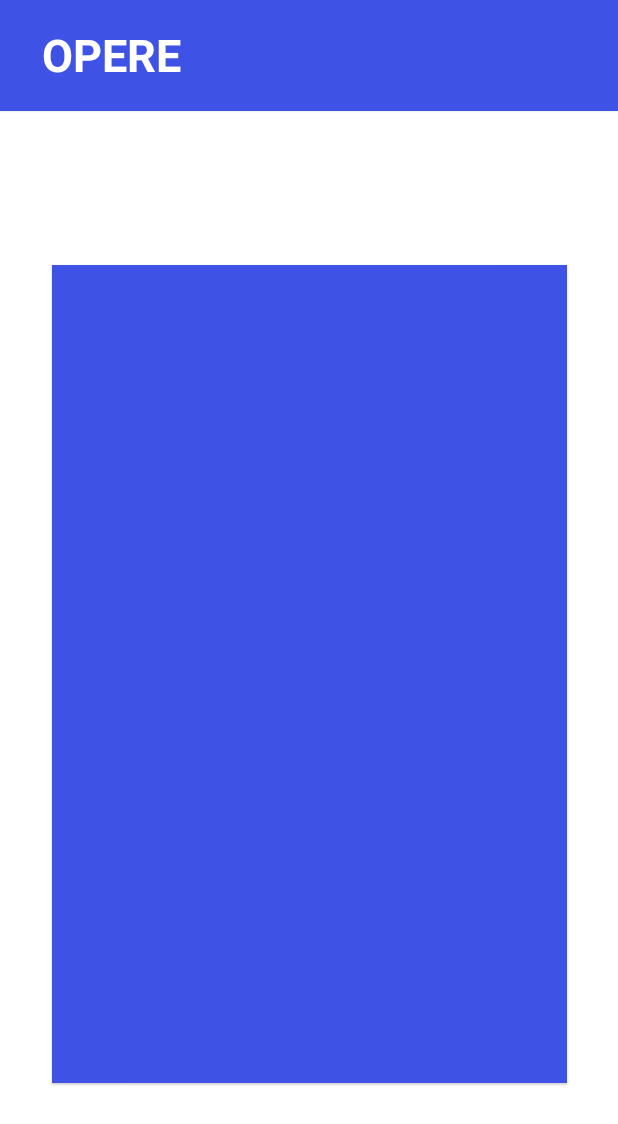
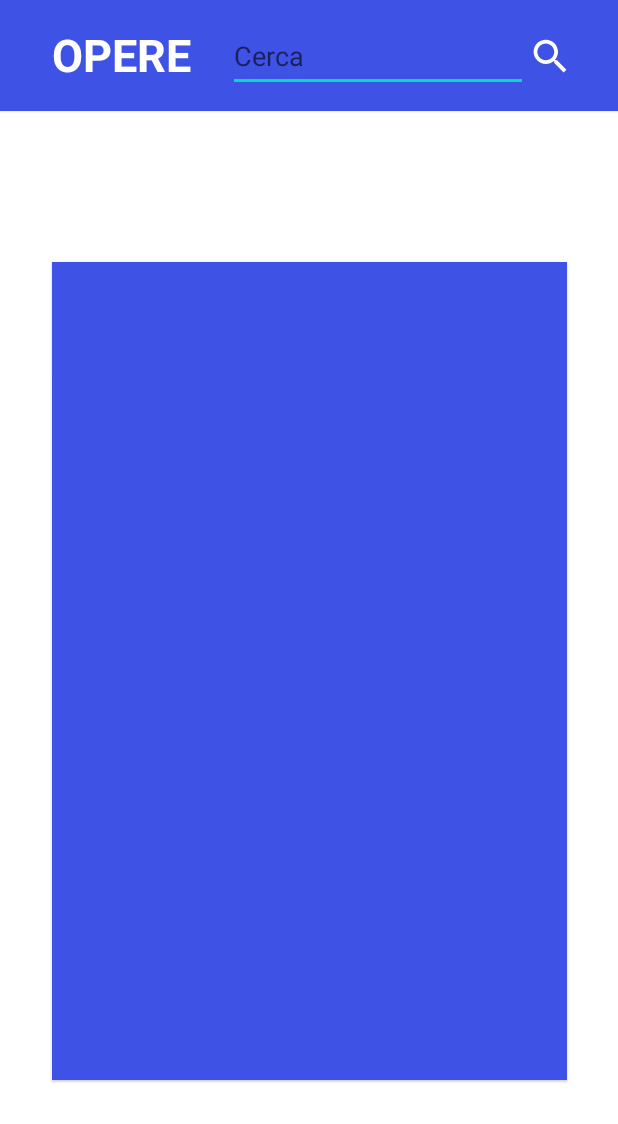
Before and after one commit to GadaletaNicola/Artify, an Android app: the ListaOpere screen opened directly, with no data from a screen before it, on a phone screen of 412 x 824 dp. Shown: the top 1124 px of the screen. Run offline under Robolectric (Android 15) with nearby library versions, the phone set to English and light mode, and no system bars; our stand-ins replace Firebase (no records; nobody signed in at launch, a user with empty details on screens opened directly); pictures from the network do not load.

Commit message:
Implementazione ricerca opere

```diff
--- a/app/src/main/AndroidManifest.xml
+++ b/app/src/main/AndroidManifest.xml
@@ -38,7 +38,8 @@
             android:exported="true" />
         <activity
             android:name=".ListaOpere"
-            android:exported="true" />
+            android:exported="true"
+            android:windowSoftInputMode="adjustPan"/>
         <activity
             android:name=".tipo_percorso"
             android:exported="true" />
--- a/app/src/main/java/com/example/artify/ListaOpere.java
+++ b/app/src/main/java/com/example/artify/ListaOpere.java
@@ -2,11 +2,17 @@
 
 import androidx.annotation.NonNull;
 import androidx.appcompat.app.AppCompatActivity;
+import androidx.appcompat.widget.SearchView;
 import androidx.recyclerview.widget.LinearLayoutManager;
 import androidx.recyclerview.widget.RecyclerView;
 
 import android.content.Intent;
 import android.os.Bundle;
+import android.view.Menu;
+import android.view.MenuItem;
+import android.view.View;
+import android.widget.EditText;
+import android.widget.ImageButton;
 import android.widget.Toast;
 
 import com.google.firebase.database.DataSnapshot;
@@ -22,11 +28,14 @@
     private FirebaseDatabase rootNode = null;
     private final String ROUTES_PATH = "opere/";
     private RecyclerView ListaOpere = null;
+    private String searchedText;
 
     @Override
     protected void onCreate(Bundle savedInstanceState) {
         super.onCreate(savedInstanceState);
         setContentView(R.layout.activity_lista_opere);
+
+        ImageButton searchButton = (ImageButton)findViewById(R.id.searchButton);
 
         Intent contextIntent = getIntent();
         ListaOpere = findViewById(R.id.ListaOpereMuseo);
@@ -37,6 +46,15 @@
             @Override
             public void onDataChange(@NonNull DataSnapshot snapshot) {
                 initRv(snapshot, contextIntent);
+                searchButton.setOnClickListener(new View.OnClickListener() {
+                    @Override
+                    public void onClick(View view) {
+
+                        takeText();
+                        opere.clear();
+                        initRv(snapshot, contextIntent);
+                    }
+                });
             }
 
             @Override
@@ -44,7 +62,16 @@
                 Toast.makeText(getApplicationContext(), R.string.ReadDbError, Toast.LENGTH_LONG).show();
             }
         });
+
+
     }
+
+
+    public void takeText(){
+        EditText testo = (EditText) findViewById(R.id.searchedText);
+        searchedText = testo.getText().toString();
+    }
+
 
     /**
      * il metodo permette l'inizializzazione della recyclerView
@@ -52,7 +79,6 @@
      * @param contextIntent: Intent per la gestione di informazioni esterne
      */
     private void initRv(DataSnapshot snapshot, Intent contextIntent) {
-        int i = 0;
         for (DataSnapshot sn : snapshot.getChildren()) {
             Opera opera = new Opera();
 
@@ -89,11 +115,9 @@
             int numeroVoti = sn.getValue(Opera.class).getNumeroVoti();
             opera.setNumeroVoti(numeroVoti);
 
-            if (zona.equals(contextIntent.getStringExtra("ZonaCliccata"))) {
-                com.example.artify.ListaOpere.this.opere.add(i, opera);
+            if (zona.equals(contextIntent.getStringExtra("ZonaCliccata")) || titolo.equals(searchedText) ) {
+                com.example.artify.ListaOpere.this.opere.add(opera);
             }
-
-            i++;
         }
 
         lista_opere_adapter adapter = new lista_opere_adapter(opere, getApplicationContext(), contextIntent);
--- /dev/null
+++ b/app/src/main/res/drawable/ic_search.xml
@@ -0,0 +1,10 @@
+<vector xmlns:android="http://schemas.android.com/apk/res/android"
+    android:width="30dp"
+    android:height="30dp"
+    android:viewportWidth="24"
+    android:viewportHeight="24"
+    android:tint="@color/white">
+  <path
+      android:fillColor="@android:color/white"
+      android:pathData="M15.5,14h-0.79l-0.28,-0.27C15.41,12.59 16,11.11 16,9.5 16,5.91 13.09,3 9.5,3S3,5.91 3,9.5 5.91,16 9.5,16c1.61,0 3.09,-0.59 4.23,-1.57l0.27,0.28v0.79l5,4.99L20.49,19l-4.99,-5zM9.5,14C7.01,14 5,11.99 5,9.5S7.01,5 9.5,5 14,7.01 14,9.5 11.99,14 9.5,14z"/>
+</vector>
--- a/app/src/main/res/layout/activity_lista_opere.xml
+++ b/app/src/main/res/layout/activity_lista_opere.xml
@@ -23,7 +23,7 @@
 
         <TextView
             android:id="@+id/OperaMuseoHeader"
-            android:layout_width="186dp"
+            android:layout_width="wrap_content"
             android:layout_height="43dp"
             android:text="@string/OpereMuseoHeader"
             android:textColor="@color/white"
@@ -37,6 +37,34 @@
             app:layout_constraintTop_toTopOf="parent"
             app:layout_constraintVertical_bias="0.516" />
 
+        <ImageButton
+            android:id="@+id/searchButton"
+            android:layout_width="wrap_content"
+            android:layout_height="wrap_content"
+            android:layout_marginEnd="35dp"
+            android:background="@color/DarkLightBlue"
+            android:minHeight="48dp"
+            app:layout_constraintBottom_toBottomOf="parent"
+            app:layout_constraintEnd_toEndOf="parent"
+            app:layout_constraintTop_toTopOf="parent"
+            app:srcCompat="@drawable/ic_search"
+            tools:ignore="SpeakableTextPresentCheck"
+            android:clickable="true"
+            />
+
+        <EditText
+            android:id="@+id/searchedText"
+            android:layout_width="200dp"
+            android:layout_height="48dp"
+            android:inputType="textPersonName"
+            android:hint="@string/Cerca"
+            app:layout_constraintBottom_toBottomOf="parent"
+            app:layout_constraintEnd_toStartOf="@+id/searchButton"
+            app:layout_constraintTop_toTopOf="parent"
+            android:textColor="@color/white"
+
+            />
+
 
     </androidx.constraintlayout.widget.ConstraintLayout>
 
@@ -44,13 +72,16 @@
         android:layout_width="343dp"
         android:layout_height="545dp"
         android:background="@color/DarkLightBlue"
+        android:defaultFocusHighlightEnabled="true"
         android:elevation="1dp"
-        android:defaultFocusHighlightEnabled="true"
+        android:fitsSystemWindows="true"
         android:outlineAmbientShadowColor="@color/black"
+        android:windowSoftInputMode="adjustPan|stateHidden"
         app:layout_constraintBottom_toBottomOf="parent"
         app:layout_constraintEnd_toEndOf="parent"
         app:layout_constraintStart_toStartOf="parent"
-        app:layout_constraintTop_toBottomOf="@+id/HeadBanner">
+        app:layout_constraintTop_toTopOf="parent"
+        android:layout_marginTop="70dp">
 
         <androidx.recyclerview.widget.RecyclerView
             android:id="@+id/ListaOpereMuseo"
--- a/app/src/main/res/values/strings.xml
+++ b/app/src/main/res/values/strings.xml
@@ -50,8 +50,9 @@
     <string name="TestoListAdapterDefault">Zona Base</string>
 
     <!-- Stringhe Activity lista_opere/listaOpereAdapter  -->
-    <string name="OpereMuseoHeader">OPERE MUSEO</string>
+    <string name="OpereMuseoHeader">OPERE</string>
     <string name="TestoListaOpereAdapterDefault">Opera Base</string>
+    <string name="Cerca">Cerca</string>
 
     <!-- Stringhe Activity tipo percorso  -->
     <string name="TipoPercorsiHeader">TIPO PERCORSI</string>
```
